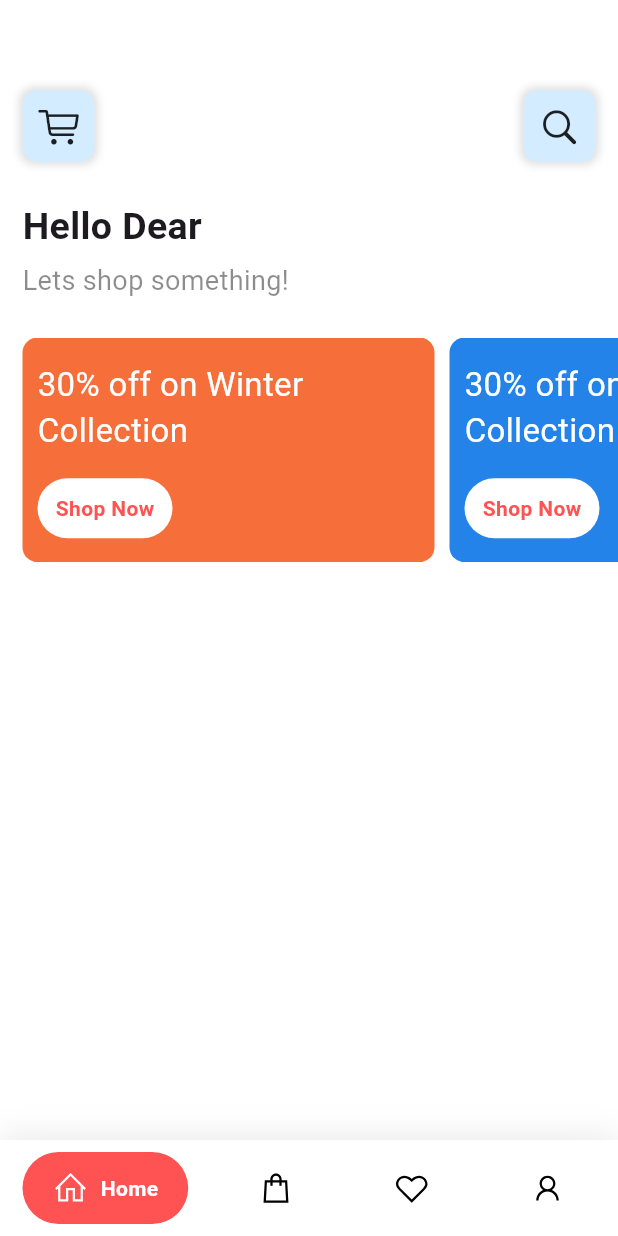
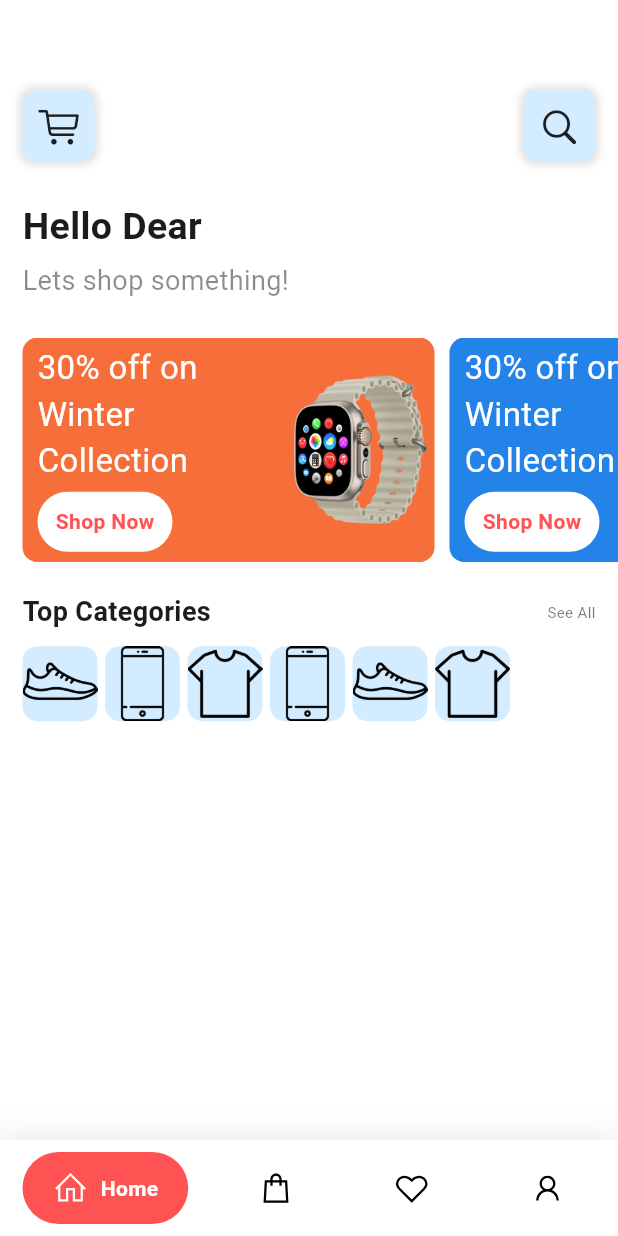
Before and after one commit to naeemahmed02/Flutter-UI, a Flutter app: the screen it shows after launch, on a phone screen of 412 x 824 dp. Run offline on Flutter 3.47's test engine with Material 3 defaults, Android fonts, the phone set to English and light mode, and no system bars; drawn by our look-alikes of google_nav_bar; our stand-ins replace line_icons.

Commit message:
Update Codebase

```diff
--- a/ecommerce/lib/screens/home.dart
+++ b/ecommerce/lib/screens/home.dart
@@ -5,61 +5,67 @@ class Home extends StatelessWidget {
   @override
   Widget build(BuildContext context) {
     List<Color> Clrs = [
-      Color.fromARGB(255, 246, 111, 58),
-      Color.fromARGB(255, 36, 131, 233),
-      Color.fromARGB(255, 63, 208, 143),
+      const Color.fromARGB(255, 246, 111, 58),
+      const Color.fromARGB(255, 36, 131, 233),
+      const Color.fromARGB(255, 63, 208, 143),
     ];
 
-    var imgageList = [];
+    var imgageList = ['images/1.png', 'images/2.png'];
 
-    var iconImagesList = [];
+    var iconImagesList = ['images/icons/1.png',
+                          'images/icons/2.png',
+                          'images/icons/3.png',
+                          'images/icons/4.png',
+                          'images/icons/5.png',
+                          'images/icons/6.png',
+                          ];
 
     return SingleChildScrollView(
         child: Column(
       crossAxisAlignment: CrossAxisAlignment.start,
       children: [
         Padding(
-            padding: EdgeInsets.only(top: 60, left: 15, right: 15),
+            padding: const EdgeInsets.only(top: 60, left: 15, right: 15),
             child: Row(
               mainAxisAlignment: MainAxisAlignment.spaceBetween,
               children: [
                 Container(
-                  padding: EdgeInsets.all(10),
+                  padding: const EdgeInsets.all(10),
                   decoration: BoxDecoration(
-                      color: Color(0xFFD4ECFF),
+                      color: const Color(0xFFD4ECFF),
                       borderRadius: BorderRadius.circular(10),
                       boxShadow: [
-                        BoxShadow(
+                        const BoxShadow(
                           color: Colors.black12,
                           blurRadius: 4,
                           spreadRadius: 2,
                         )
                       ]),
-                  child: Icon(
+                  child: const Icon(
                     CupertinoIcons.cart,
                     size: 28,
                   ),
                 ),
                 Container(
-                  padding: EdgeInsets.all(10),
+                  padding: const EdgeInsets.all(10),
                   decoration: BoxDecoration(
-                      color: Color(0xFFD4ECFF),
+                      color: const Color(0xFFD4ECFF),
                       borderRadius: BorderRadius.circular(10),
                       boxShadow: [
-                        BoxShadow(
+                        const BoxShadow(
                           color: Colors.black12,
                           blurRadius: 4,
                           spreadRadius: 2,
                         )
                       ]),
-                  child: Icon(
+                  child: const Icon(
                     CupertinoIcons.search,
                     size: 28,
                   ),
                 ),
               ],
             )),
-        Padding(
+        const Padding(
           padding: EdgeInsets.symmetric(vertical: 25, horizontal: 15),
           child: Column(
             crossAxisAlignment: CrossAxisAlignment.start,
@@ -68,20 +74,27 @@ class Home extends StatelessWidget {
                 "Hello Dear",
                 style: TextStyle(fontSize: 25, fontWeight: FontWeight.bold),
               ),
-              SizedBox(height: 5,),
-              Text("Lets shop something!",
-              style: TextStyle(fontSize: 18, color: Colors.black45),)
+              SizedBox(
+                height: 5,
+              ),
+              Text(
+                "Lets shop something!",
+                style: TextStyle(fontSize: 18, color: Colors.black45),
+              )
             ],
           ),
         ),
         SingleChildScrollView(
           scrollDirection: Axis.horizontal,
-          padding: EdgeInsets.only(left: 15,),
-          child: Row(children: [
-            for(int i = 0; i<3; i++)
+          padding: const EdgeInsets.only(
+            left: 15,
+          ),
+          child: Row(
+            children: [
+              for (int i = 0; i < 2; i++)
                 Container(
-              margin: EdgeInsets.only(right:10),
-              padding: EdgeInsets.only(left: 10),
+                  margin: const EdgeInsets.only(right: 10),
+                  padding: const EdgeInsets.only(left: 10),
                   width: MediaQuery.of(context).size.width / 1.5,
                   height: MediaQuery.of(context).size.height / 5.5,
                   decoration: BoxDecoration(
@@ -91,30 +104,89 @@ class Home extends StatelessWidget {
                   child: Row(
                     mainAxisAlignment: MainAxisAlignment.spaceBetween,
                     children: [
-                  Expanded(child: Column(
+                      Expanded(
+                          child: Column(
                         mainAxisAlignment: MainAxisAlignment.spaceEvenly,
                         crossAxisAlignment: CrossAxisAlignment.start,
                         children: [
-                      Text("30% off on Winter Collection", style: TextStyle(fontSize: 22, color: Colors.white),),
+                          const Text(
+                            "30% off on Winter Collection",
+                            style: TextStyle(fontSize: 22, color: Colors.white),
+                          ),
                           Container(
-                        padding: EdgeInsets.all(10),
+                            margin: const EdgeInsets.only(bottom: 2),
+                            padding: const EdgeInsets.all(10),
                             width: 90,
                             decoration: BoxDecoration(
                               color: Colors.white,
                               borderRadius: BorderRadius.circular(20),
                             ),
-                        child: Center(
-                          child: Text("Shop Now",
-                          style: TextStyle(color: Colors.redAccent, fontWeight: FontWeight.bold),
+                            child: const Center(
+                              child: Text(
+                                "Shop Now",
+                                style: TextStyle(
+                                    color: Colors.redAccent,
+                                    fontWeight: FontWeight.bold),
                               ),
+                            ),
+                          ),
+                        ],
+                      )),
+                      Image.asset(
+                        imgageList[i],
+                        width: 100,
+                        height: 180,
+                      )
+                    ],
                   ),
                 )
             ],
-                  ))
+          ),
+        ),
+        const SizedBox(
+          height: 20,
+        ),
+        const Padding(
+          padding: EdgeInsets.symmetric(horizontal: 15),
+          child: Row(
+            mainAxisAlignment: MainAxisAlignment.spaceBetween,
+            children: [
+              Text(
+                "Top Categories",
+                style: TextStyle(fontWeight: FontWeight.bold, fontSize: 18),
+              ),
+              Text(
+                "See All",
+                style: TextStyle(
+                    fontWeight: FontWeight.normal,
+                    fontSize: 10,
+                    color: Colors.black54),
+              )
             ],
           ),
-            )
-          ],),
+        ),
+        SizedBox(height: 10,),
+        SingleChildScrollView(
+          scrollDirection: Axis.horizontal,
+          child: Padding(
+            padding: EdgeInsets.only(left: 15),
+            child: Row(
+              children: [
+                for (int i = 0; i<6; i++)
+                Container(
+                  width: 50,
+                  height: 50,
+                  margin: EdgeInsets.only(right: 5),
+                  decoration: BoxDecoration(
+                    borderRadius: BorderRadius.circular(10),
+                    color: Color(0xFFD4ECFF),
+
+                  ),
+                  child: Image.asset(iconImagesList[i]),
+                ),
+              ],
+            ),
+          ),
         )
       ],
     ));
--- a/ecommerce/pubspec.yaml
+++ b/ecommerce/pubspec.yaml
@@ -63,7 +63,7 @@ flutter:
   # To add assets to your application, add an assets section, like this:
   assets:
     - images/
-  #   - images/a_dot_ham.jpeg
+    - images/icons/
 
   # An image asset can refer to one or more resolution-specific "variants", see
   # https://flutter.dev/to/resolution-aware-images
```
Also changed, not shown: ecommerce/images/1.png (added), ecommerce/images/2.png (added), ecommerce/images/bag.webp (deleted), ecommerce/images/icons/1.png (added), ecommerce/images/icons/2.png (added), ecommerce/images/icons/3.png (added), ecommerce/images/icons/4.png (added), ecommerce/images/icons/5.png (added), ecommerce/images/icons/6.png (added), ecommerce/images/watch.webp (deleted), 2 other files. Lines whose indentation alone changed are shown as unchanged.
